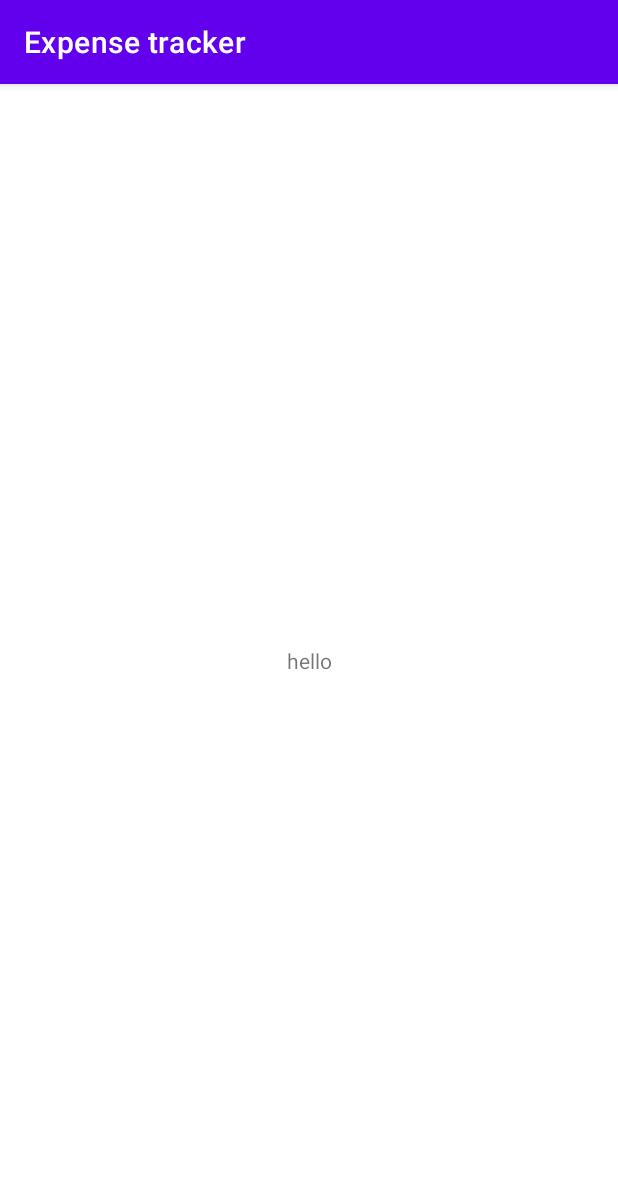
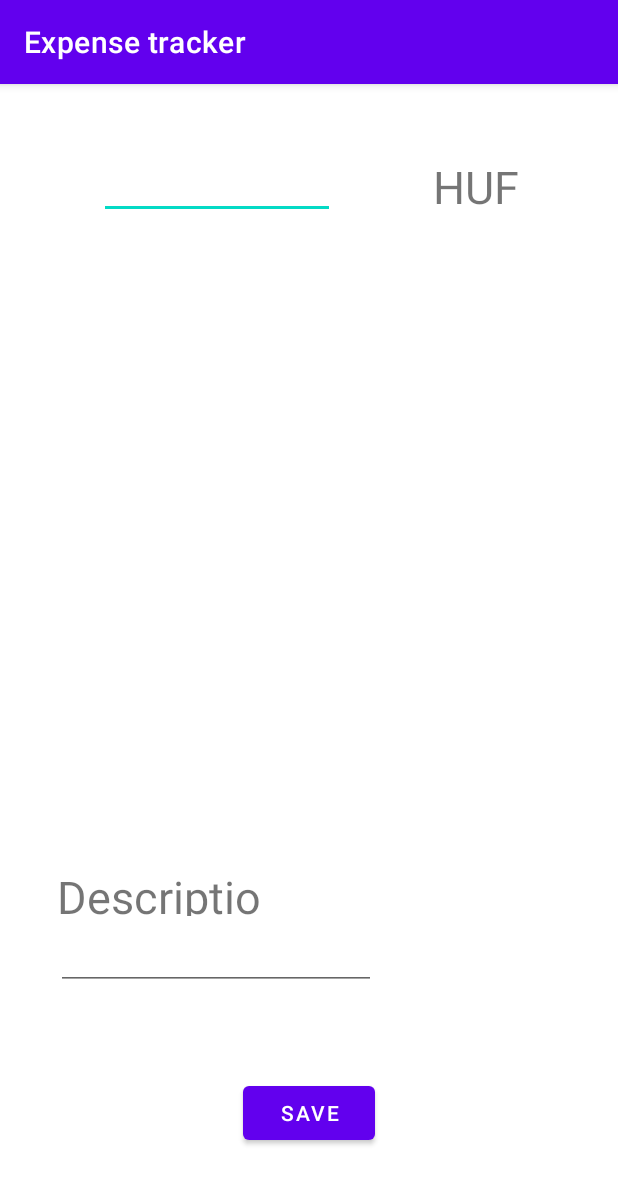
Before and after one commit to green1490/expense-tracker, an Android app: the Expense screen opened directly, with no data from a screen before it, on a phone screen of 412 x 824 dp. Shown: the top 1184 px of the screen. Run offline under Robolectric (Android 15) with nearby library versions, the phone set to English and light mode, and no system bars.

Commit message:
Add components

```diff
--- a/app/src/main/java/com/example/expensetracker/ui/expense/Expense.kt
+++ b/app/src/main/java/com/example/expensetracker/ui/expense/Expense.kt
@@ -2,6 +2,7 @@ package com.example.expensetracker.ui.expense
 
 import androidx.appcompat.app.AppCompatActivity
 import android.os.Bundle
+import android.widget.Button
 import com.example.expensetracker.R
 
 class Expense : AppCompatActivity() {
@@ -9,4 +10,13 @@ class Expense : AppCompatActivity() {
         super.onCreate(savedInstanceState)
         setContentView(R.layout.activity_expense)
     }
+
+    override fun onStart() {
+        super.onStart()
+        val button = findViewById<Button>(R.id.expense_save)
+        button.setOnClickListener {
+            //TO DO: extract data and save it
+            finish()
+        }
+    }
 }
--- a/app/src/main/res/layout/activity_expense.xml
+++ b/app/src/main/res/layout/activity_expense.xml
@@ -6,13 +6,66 @@
     android:layout_height="match_parent"
     tools:context=".ui.expense.Expense">
 
+    <EditText
+        android:id="@+id/editTextNumberPassword"
+        android:layout_width="157dp"
+        android:layout_height="42dp"
+        android:layout_marginTop="48dp"
+        android:ems="10"
+        android:inputType="numberDecimal"
+        app:layout_constraintEnd_toEndOf="parent"
+        app:layout_constraintEnd_toStartOf="@+id/textView2"
+        app:layout_constraintHorizontal_bias="0.5"
+        app:layout_constraintStart_toStartOf="parent"
+        app:layout_constraintTop_toTopOf="parent"
+        android:autofillHints=""
+        tools:ignore="LabelFor" />
+
     <TextView
         android:id="@+id/textView2"
         android:layout_width="wrap_content"
         android:layout_height="wrap_content"
-        android:text="hello"
+        android:layout_marginTop="48dp"
+        android:text="HUF"
+        android:textSize="30sp"
+        app:layout_constraintEnd_toEndOf="parent"
+        app:layout_constraintHorizontal_bias="0.5"
+        app:layout_constraintStart_toEndOf="@+id/editTextNumberPassword"
+        app:layout_constraintTop_toTopOf="parent" />
+
+    <TextView
+        android:id="@+id/textView3"
+        android:layout_width="145dp"
+        android:layout_height="33dp"
+        android:layout_marginBottom="4dp"
+        android:text="Description"
+        android:textSize="30sp"
+        app:layout_constraintBottom_toTopOf="@+id/editTextTextPersonName"
+        app:layout_constraintEnd_toEndOf="parent"
+        app:layout_constraintHorizontal_bias="0.142"
+        app:layout_constraintStart_toStartOf="parent" />
+
+    <EditText
+        android:id="@+id/editTextTextPersonName"
+        android:layout_width="wrap_content"
+        android:layout_height="wrap_content"
+        android:layout_marginBottom="164dp"
+        android:autofillHints=""
+        android:ems="10"
+        android:inputType="textMultiLine"
+        app:layout_constraintBottom_toBottomOf="parent"
+        app:layout_constraintEnd_toEndOf="parent"
+        app:layout_constraintHorizontal_bias="0.189"
+        app:layout_constraintStart_toStartOf="parent"
+        tools:ignore="LabelFor" />
+
+    <Button
+        android:id="@+id/expense_save"
+        android:layout_width="wrap_content"
+        android:layout_height="wrap_content"
+        android:text="Save"
         app:layout_constraintBottom_toBottomOf="parent"
         app:layout_constraintEnd_toEndOf="parent"
         app:layout_constraintStart_toStartOf="parent"
-        app:layout_constraintTop_toTopOf="parent" />
+        app:layout_constraintTop_toBottomOf="@+id/editTextTextPersonName" />
 </androidx.constraintlayout.widget.ConstraintLayout>
```
